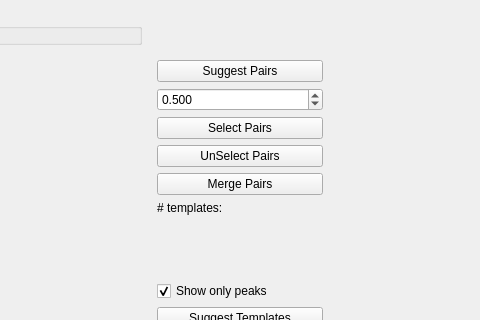
Above: circus/qt_GUI/qt_merge.ui from spyking-circus/spyking-circus before the change; both pictures show x 361 to 841 and y 0 to 320 of the 978 by 625 pixel window. Below: the same form after it.
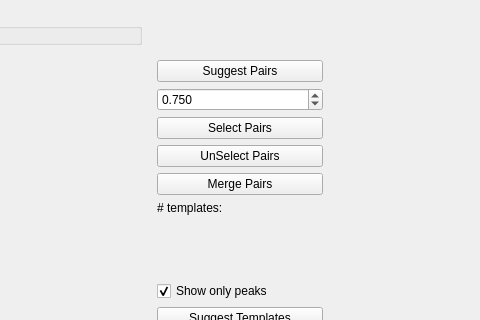
That is the form after the change. Icons and pictures are not drawn. Custom widgets are drawn as their Qt base class.

Commit message: Default value for meta merging GUI

```diff
--- a/circus/qt_GUI/qt_merge.ui
+++ b/circus/qt_GUI/qt_merge.ui
@@ -316,7 +316,7 @@
           <double>0.010000000000000</double>
          </property>
          <property name="value">
-          <double>0.500000000000000</double>
+          <double>0.750000000000000</double>
          </property>
         </widget>
        </item>
```
